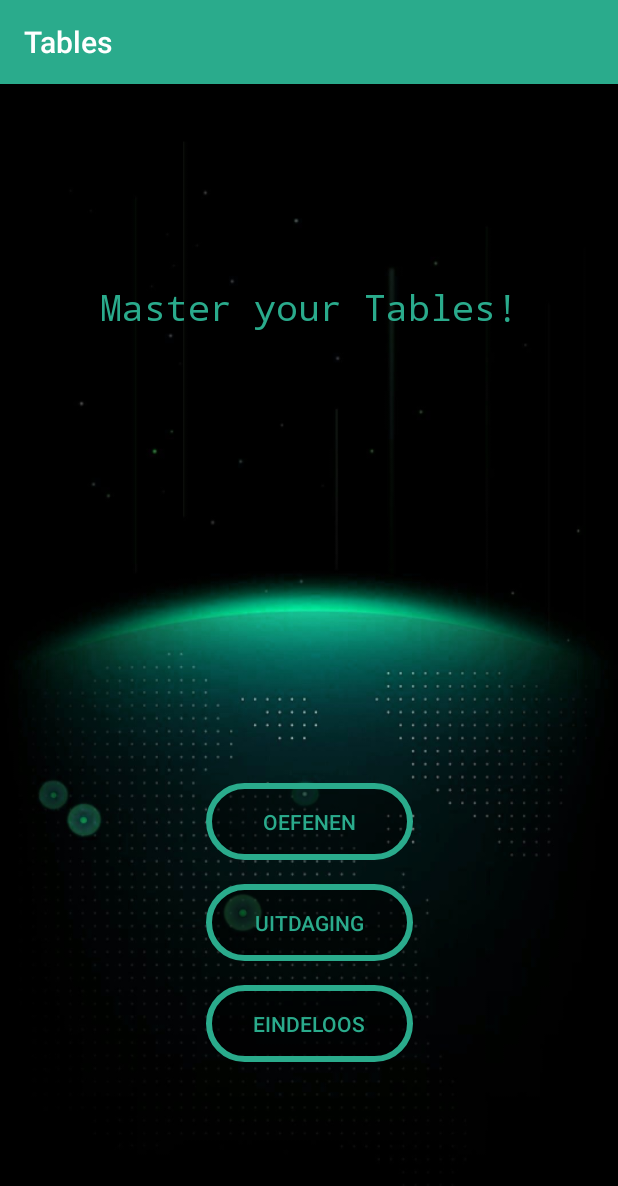
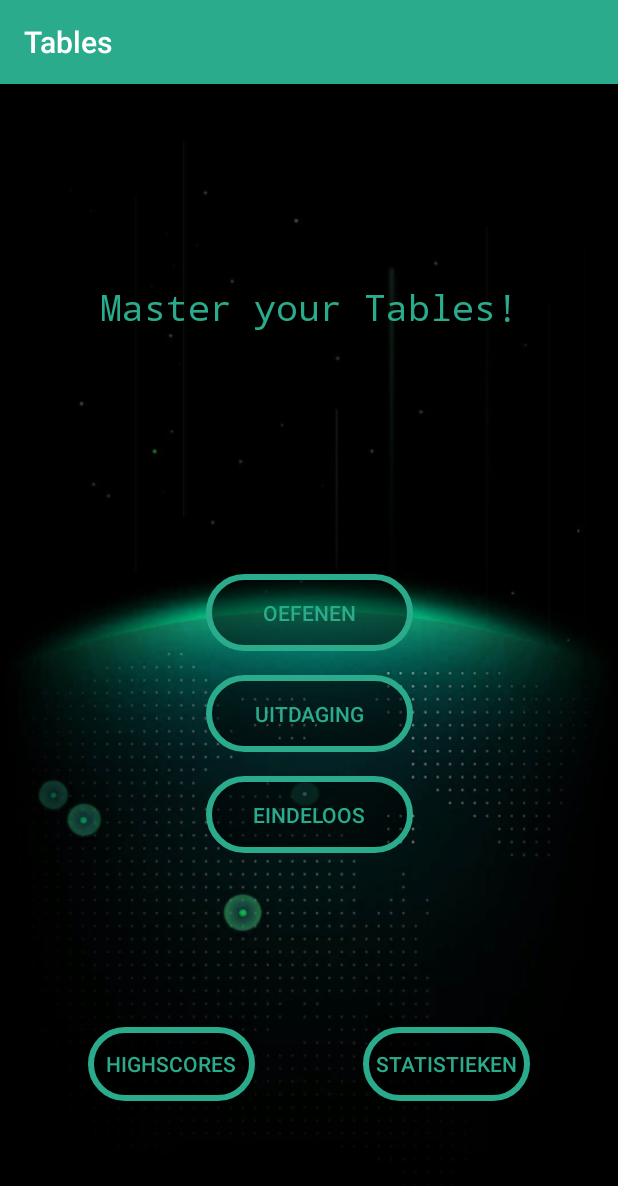
Before and after one commit to bidoofgoo/Tables, an Android app: the screen it shows after launch (MainActivity), on a phone screen of 412 x 824 dp. Shown: the top 1186 px of the screen. Run offline under Robolectric (Android 15) with nearby library versions, the phone set to English and light mode, and no system bars; our stand-ins replace Firebase (no records; nobody signed in at launch, a user with empty details on screens opened directly).

Commit message:
Small update
-High score Button added to main screen(functional)

-Statistiek button added to main screen(place holder)

-Value added for integer resetKeys
(added value to play around with, stored inside Sommen activity)

```diff
--- a/app/src/main/java/nl/bidoofgoo/apps/tables/MainActivity.java
+++ b/app/src/main/java/nl/bidoofgoo/apps/tables/MainActivity.java
@@ -29,6 +29,7 @@ public class MainActivity extends AppCompatActivity {
         Button tafel = (Button) findViewById(R.id.buttonTafel);
         Button uitdaging = (Button) findViewById(R.id.buttonUitdaging);
         Button eindeloos = (Button) findViewById(R.id.buttonEindeloos);
+        Button highScores = (Button) findViewById(R.id.highScoresButton);
 
         // Play music if not playing already
         if (!mediaPlayer.isPlaying()){
@@ -36,6 +37,15 @@ public class MainActivity extends AppCompatActivity {
             mediaPlayer.setLooping(true);
             mediaPlayer.start();
         }
+
+        ButtonClick.setButtonClickFunction(highScores, getResources(), new Function() {
+            @Override
+            public void whatToDo() {
+                // ga naar een nieuwe pagina
+                Intent highScores = new Intent(MainActivity.this, LeaderBoardActivity.class);
+                startActivity(highScores);
+            }
+        });
 
         // Button events
         ButtonClick.setButtonClickFunction(uitdaging, getResources(), new Function() {
--- a/app/src/main/java/nl/bidoofgoo/apps/tables/SommenActivity.java
+++ b/app/src/main/java/nl/bidoofgoo/apps/tables/SommenActivity.java
@@ -17,6 +17,7 @@ public class SommenActivity extends AppCompatActivity {
 
     private Multiplicatie[] mults;
     private int hoeveelsteVraag;
+    private int resetKey;
 
     private TextView linkerGetalUI;
     private TextView rechterGetalUI;
--- a/app/src/main/res/layout/activity_main.xml
+++ b/app/src/main/res/layout/activity_main.xml
@@ -58,7 +58,7 @@
         app:layout_constraintEnd_toEndOf="parent"
         app:layout_constraintStart_toStartOf="parent"
         app:layout_constraintTop_toTopOf="parent"
-        app:layout_constraintVertical_bias="0.75" />
+        app:layout_constraintVertical_bias="0.551" />
 
     <TextView
         android:id="@+id/textView"
@@ -77,4 +77,41 @@
         app:layout_constraintStart_toStartOf="parent"
         app:layout_constraintTop_toTopOf="parent"
         app:layout_constraintVertical_bias="0.172" />
+
+    <Button
+        android:id="@+id/highScoresButton"
+        android:layout_width="111dp"
+        android:layout_height="49dp"
+        android:layout_marginBottom="8dp"
+        android:layout_marginEnd="8dp"
+        android:layout_marginStart="8dp"
+        android:layout_marginTop="8dp"
+        android:background="@drawable/roundedbutton"
+        android:text="HighScores"
+        android:textColor="@color/colorPrimary"
+        app:layout_constraintBottom_toBottomOf="parent"
+        app:layout_constraintEnd_toEndOf="parent"
+        app:layout_constraintHorizontal_bias="0.178"
+        app:layout_constraintStart_toStartOf="parent"
+        app:layout_constraintTop_toTopOf="parent"
+        app:layout_constraintVertical_bias="0.883" />
+
+    <Button
+        android:id="@+id/statsButton"
+        android:layout_width="111dp"
+        android:layout_height="49dp"
+        android:layout_marginBottom="8dp"
+        android:layout_marginEnd="8dp"
+        android:layout_marginStart="8dp"
+        android:layout_marginTop="8dp"
+        android:background="@drawable/roundedbutton"
+        android:text="Statistieken"
+        android:textColor="@color/colorPrimary"
+        app:layout_constraintBottom_toBottomOf="parent"
+        app:layout_constraintEnd_toEndOf="parent"
+        app:layout_constraintHorizontal_bias="0.821"
+        app:layout_constraintStart_toStartOf="parent"
+        app:layout_constraintTop_toTopOf="parent"
+        app:layout_constraintVertical_bias="0.883" />
+
 </android.support.constraint.ConstraintLayout>
```
